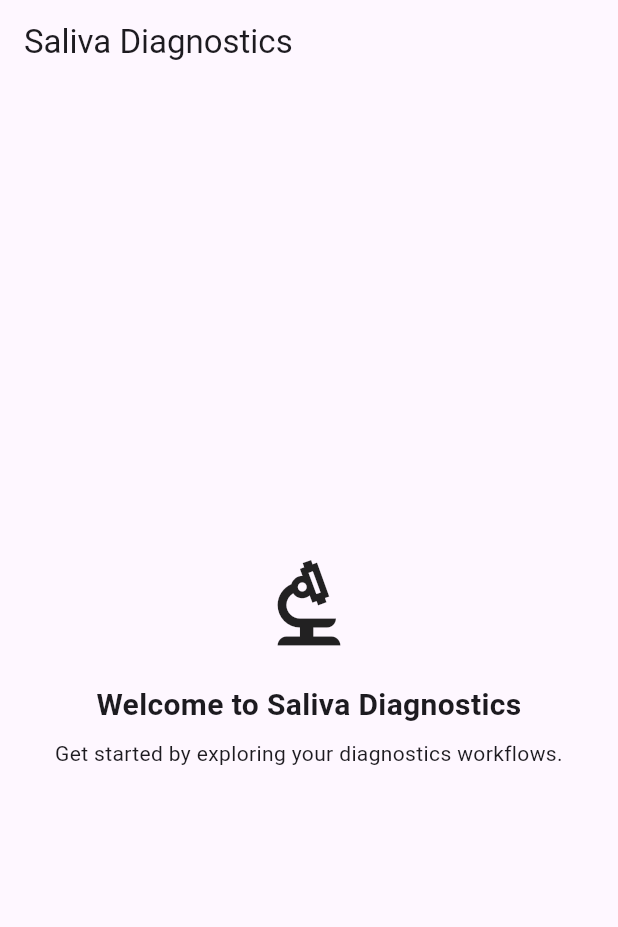
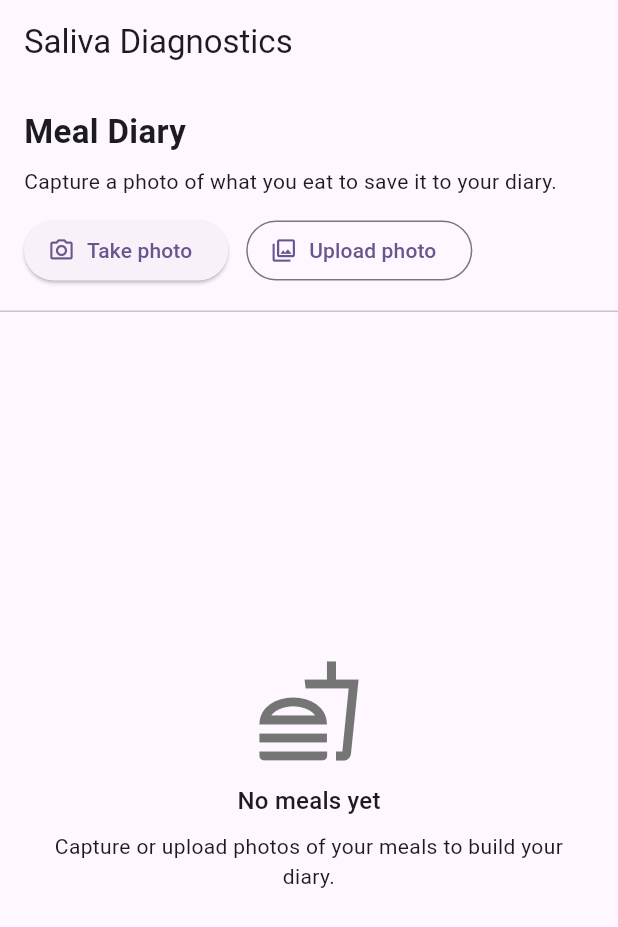
Before and after one commit to wlitton/saliva-diagnostics, a Flutter app: the screen it shows after launch, on a phone screen of 412 x 824 dp. Shown: the top 927 px of the screen. Run offline on Flutter 3.47's test engine with Material 3 defaults, Android fonts, the phone set to English and light mode, and no system bars; our stand-ins replace image_picker.

Commit message:
Add meal diary with photo capture

```diff
--- a/lib/main.dart
+++ b/lib/main.dart
@@ -1,4 +1,8 @@
+import 'dart:io';
+
 import 'package:flutter/material.dart';
+import 'package:image_picker/image_picker.dart';
+import 'package:intl/intl.dart';
 
 void main() {
   runApp(const SalivaDiagnosticsApp());
@@ -20,8 +24,40 @@ class SalivaDiagnosticsApp extends StatelessWidget {
   }
 }
 
-class HomePage extends StatelessWidget {
+class HomePage extends StatefulWidget {
   const HomePage({super.key});
+
+  @override
+  State<HomePage> createState() => _HomePageState();
+}
+
+class _HomePageState extends State<HomePage> {
+  final ImagePicker _picker = ImagePicker();
+  final List<FoodEntry> _entries = [];
+  File? _latestPhoto;
+
+  Future<void> _captureOrPickImage(ImageSource source) async {
+    final XFile? photo = await _picker.pickImage(source: source, maxWidth: 1600);
+    if (photo == null) return;
+
+    setState(() {
+      _latestPhoto = File(photo.path);
+    });
+
+    _addEntry(file: _latestPhoto!);
+  }
+
+  void _addEntry({required File file, String? notes}) {
+    final entry = FoodEntry(
+      file: file,
+      capturedAt: DateTime.now(),
+      notes: notes ?? 'Untitled meal',
+    );
+
+    setState(() {
+      _entries.insert(0, entry);
+    });
+  }
 
   @override
   Widget build(BuildContext context) {
@@ -29,20 +65,93 @@ class HomePage extends StatelessWidget {
       appBar: AppBar(
         title: const Text('Saliva Diagnostics'),
       ),
-      body: const Center(
+      body: Column(
+        children: [
+          Padding(
+            padding: const EdgeInsets.all(16.0),
+            child: Column(
+              crossAxisAlignment: CrossAxisAlignment.start,
+              children: [
+                const Text(
+                  'Meal Diary',
+                  style: TextStyle(fontSize: 22, fontWeight: FontWeight.bold),
+                ),
+                const SizedBox(height: 8),
+                Text(
+                  'Capture a photo of what you eat to save it to your diary.',
+                  style: Theme.of(context).textTheme.bodyMedium,
+                ),
+                const SizedBox(height: 12),
+                Row(
+                  children: [
+                    ElevatedButton.icon(
+                      onPressed: () => _captureOrPickImage(ImageSource.camera),
+                      icon: const Icon(Icons.camera_alt_outlined),
+                      label: const Text('Take photo'),
+                    ),
+                    const SizedBox(width: 12),
+                    OutlinedButton.icon(
+                      onPressed: () => _captureOrPickImage(ImageSource.gallery),
+                      icon: const Icon(Icons.photo_library_outlined),
+                      label: const Text('Upload photo'),
+                    ),
+                  ],
+                ),
+                if (_latestPhoto != null) ...[
+                  const SizedBox(height: 16),
+                  ClipRRect(
+                    borderRadius: BorderRadius.circular(12),
+                    child: Image.file(
+                      _latestPhoto!,
+                      width: double.infinity,
+                      height: 200,
+                      fit: BoxFit.cover,
+                    ),
+                  ),
+                ],
+              ],
+            ),
+          ),
+          const Divider(height: 1),
+          Expanded(
+            child: _entries.isEmpty
+                ? const _EmptyState()
+                : ListView.separated(
+                    padding: const EdgeInsets.all(16),
+                    itemCount: _entries.length,
+                    separatorBuilder: (_, __) => const SizedBox(height: 12),
+                    itemBuilder: (context, index) {
+                      final entry = _entries[index];
+                      return _DiaryCard(entry: entry);
+                    },
+                  ),
+          ),
+        ],
+      ),
+    );
+  }
+}
+
+class _EmptyState extends StatelessWidget {
+  const _EmptyState();
+
+  @override
+  Widget build(BuildContext context) {
+    return Center(
+      child: Padding(
+        padding: const EdgeInsets.symmetric(horizontal: 24.0),
         child: Column(
           mainAxisSize: MainAxisSize.min,
           children: [
-            Icon(Icons.biotech_outlined, size: 72),
-            SizedBox(height: 16),
+            Icon(Icons.fastfood_outlined, size: 72, color: Colors.grey.shade600),
+            const SizedBox(height: 12),
             Text(
-              'Welcome to Saliva Diagnostics',
-              style: TextStyle(fontSize: 20, fontWeight: FontWeight.bold),
-              textAlign: TextAlign.center,
+              'No meals yet',
+              style: Theme.of(context).textTheme.titleMedium,
             ),
-            SizedBox(height: 8),
-            Text(
-              'Get started by exploring your diagnostics workflows.',
+            const SizedBox(height: 8),
+            const Text(
+              'Capture or upload photos of your meals to build your diary.',
               textAlign: TextAlign.center,
             ),
           ],
@@ -51,3 +160,62 @@ class HomePage extends StatelessWidget {
     );
   }
 }
+
+class _DiaryCard extends StatelessWidget {
+  const _DiaryCard({required this.entry});
+
+  final FoodEntry entry;
+
+  @override
+  Widget build(BuildContext context) {
+    final dateFormatter = DateFormat('MMMM d, h:mm a');
+    return Card(
+      child: Column(
+        crossAxisAlignment: CrossAxisAlignment.start,
+        children: [
+          ClipRRect(
+            borderRadius: const BorderRadius.vertical(top: Radius.circular(12)),
+            child: Image.file(
+              entry.file,
+              width: double.infinity,
+              height: 180,
+              fit: BoxFit.cover,
+            ),
+          ),
+          Padding(
+            padding: const EdgeInsets.all(12.0),
+            child: Column(
+              crossAxisAlignment: CrossAxisAlignment.start,
+              children: [
+                Text(
+                  entry.notes,
+                  style: const TextStyle(
+                    fontSize: 16,
+                    fontWeight: FontWeight.w600,
+                  ),
+                ),
+                const SizedBox(height: 4),
+                Text(
+                  dateFormatter.format(entry.capturedAt),
+                  style: Theme.of(context).textTheme.bodySmall,
+                ),
+              ],
+            ),
+          ),
+        ],
+      ),
+    );
+  }
+}
+
+class FoodEntry {
+  FoodEntry({
+    required this.file,
+    required this.capturedAt,
+    required this.notes,
+  });
+
+  final File file;
+  final DateTime capturedAt;
+  final String notes;
+}
--- a/pubspec.yaml
+++ b/pubspec.yaml
@@ -10,6 +10,8 @@ dependencies:
   flutter:
     sdk: flutter
   cupertino_icons: ^1.0.6
+  image_picker: ^1.0.7
+  intl: ^0.18.1
 
 dev_dependencies:
   flutter_test:
```
